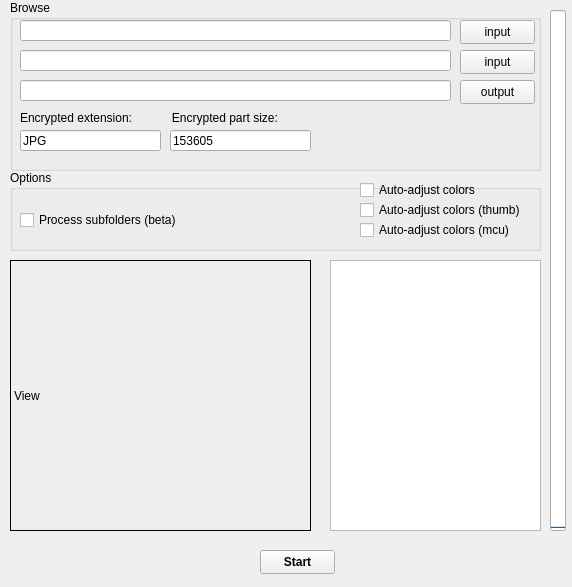
Qt form views/Sreen/GUI.ui (VQD-BSV-Official/AutoRecoveryJpeg) before a commit.
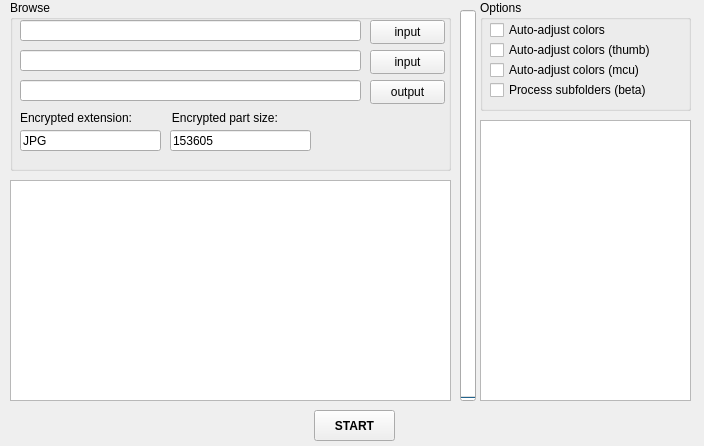
The same form after that commit.

Patch:
```diff
--- a/views/Sreen/GUI.ui
+++ b/views/Sreen/GUI.ui
@@ -6,8 +6,8 @@
    <rect>
     <x>0</x>
     <y>0</y>
-    <width>572</width>
-    <height>587</height>
+    <width>704</width>
+    <height>446</height>
    </rect>
   </property>
   <property name="windowTitle">
@@ -19,7 +19,7 @@
      <rect>
       <x>10</x>
       <y>0</y>
-      <width>531</width>
+      <width>441</width>
       <height>171</height>
      </rect>
     </property>
@@ -31,7 +31,7 @@
       <rect>
        <x>10</x>
        <y>50</y>
-       <width>431</width>
+       <width>341</width>
        <height>21</height>
       </rect>
      </property>
@@ -47,7 +47,7 @@
       <rect>
        <x>10</x>
        <y>80</y>
-       <width>431</width>
+       <width>341</width>
        <height>21</height>
       </rect>
      </property>
@@ -55,7 +55,7 @@
     <widget class="QPushButton" name="btn_input">
      <property name="geometry">
       <rect>
-       <x>450</x>
+       <x>360</x>
        <y>50</y>
        <width>75</width>
        <height>24</height>
@@ -68,7 +68,7 @@
     <widget class="QPushButton" name="btn_output">
      <property name="geometry">
       <rect>
-       <x>450</x>
+       <x>360</x>
        <y>80</y>
        <width>75</width>
        <height>24</height>
@@ -122,7 +122,7 @@
       <rect>
        <x>10</x>
        <y>20</y>
-       <width>431</width>
+       <width>341</width>
        <height>21</height>
       </rect>
      </property>
@@ -136,7 +136,7 @@
     <widget class="QPushButton" name="btn_input_2">
      <property name="geometry">
       <rect>
-       <x>450</x>
+       <x>360</x>
        <y>20</y>
        <width>75</width>
        <height>24</height>
@@ -150,10 +150,10 @@
    <widget class="QPushButton" name="btn_start">
     <property name="geometry">
      <rect>
-      <x>260</x>
-      <y>550</y>
-      <width>75</width>
-      <height>24</height>
+      <x>314</x>
+      <y>410</y>
+      <width>81</width>
+      <height>31</height>
      </rect>
     </property>
     <property name="font">
@@ -162,16 +162,16 @@
      </font>
     </property>
     <property name="text">
-     <string>Start</string>
+     <string>START</string>
     </property>
    </widget>
    <widget class="QGroupBox" name="grp_options">
     <property name="geometry">
      <rect>
-      <x>10</x>
-      <y>170</y>
-      <width>531</width>
-      <height>81</height>
+      <x>480</x>
+      <y>0</y>
+      <width>211</width>
+      <height>111</height>
      </rect>
     </property>
     <property name="title">
@@ -180,8 +180,8 @@
     <widget class="QCheckBox" name="chk_auto_color">
      <property name="geometry">
       <rect>
-       <x>350</x>
-       <y>10</y>
+       <x>10</x>
+       <y>20</y>
        <width>181</width>
        <height>20</height>
       </rect>
@@ -194,7 +194,7 @@
      <property name="geometry">
       <rect>
        <x>10</x>
-       <y>40</y>
+       <y>80</y>
        <width>161</width>
        <height>20</height>
       </rect>
@@ -206,8 +206,8 @@
     <widget class="QCheckBox" name="chk_auto_color_2">
      <property name="geometry">
       <rect>
-       <x>350</x>
-       <y>30</y>
+       <x>10</x>
+       <y>40</y>
        <width>181</width>
        <height>20</height>
       </rect>
@@ -219,8 +219,8 @@
     <widget class="QCheckBox" name="chk_auto_color_3">
      <property name="geometry">
       <rect>
-       <x>350</x>
-       <y>50</y>
+       <x>10</x>
+       <y>60</y>
        <width>181</width>
        <height>20</height>
       </rect>
@@ -233,10 +233,10 @@
    <widget class="QProgressBar" name="pb_progress">
     <property name="geometry">
      <rect>
-      <x>550</x>
+      <x>460</x>
       <y>10</y>
       <width>16</width>
-      <height>521</height>
+      <height>391</height>
      </rect>
     </property>
     <property name="layoutDirection">
@@ -255,10 +255,10 @@
    <widget class="QTextBrowser" name="text_log">
     <property name="geometry">
      <rect>
-      <x>330</x>
-      <y>260</y>
+      <x>480</x>
+      <y>120</y>
       <width>211</width>
-      <height>271</height>
+      <height>281</height>
      </rect>
     </property>
     <property name="html">
@@ -272,20 +272,53 @@
 &lt;p style=&quot;-qt-paragraph-type:empty; margin-top:0px; margin-bottom:0px; margin-left:0px; margin-right:0px; -qt-block-indent:0; text-indent:0px;&quot;&gt;&lt;br /&gt;&lt;/p&gt;&lt;/body&gt;&lt;/html&gt;</string>
     </property>
    </widget>
-   <widget class="QLabel" name="lbl_view">
+   <widget class="QListWidget" name="lst_view">
     <property name="geometry">
      <rect>
       <x>10</x>
-      <y>260</y>
-      <width>301</width>
-      <height>271</height>
+      <y>180</y>
+      <width>441</width>
+      <height>221</height>
      </rect>
     </property>
-    <property name="frameShape">
-     <enum>QFrame::Box</enum>
+    <property name="verticalScrollBarPolicy">
+     <enum>Qt::ScrollBarAlwaysOff</enum>
     </property>
-    <property name="text">
-     <string>View</string>
+    <property name="editTriggers">
+     <set>QAbstractItemView::NoEditTriggers</set>
+    </property>
+    <property name="selectionMode">
+     <enum>QAbstractItemView::NoSelection</enum>
+    </property>
+    <property name="iconSize">
+     <size>
+      <width>256</width>
+      <height>256</height>
+     </size>
+    </property>
+    <property name="horizontalScrollMode">
+     <enum>QAbstractItemView::ScrollPerPixel</enum>
+    </property>
+    <property name="movement">
+     <enum>QListView::Static</enum>
+    </property>
+    <property name="flow">
+     <enum>QListView::LeftToRight</enum>
+    </property>
+    <property name="isWrapping" stdset="0">
+     <bool>false</bool>
+    </property>
+    <property name="gridSize">
+     <size>
+      <width>264</width>
+      <height>264</height>
+     </size>
+    </property>
+    <property name="viewMode">
+     <enum>QListView::IconMode</enum>
+    </property>
+    <property name="uniformItemSizes">
+     <bool>true</bool>
     </property>
    </widget>
   </widget>
```
